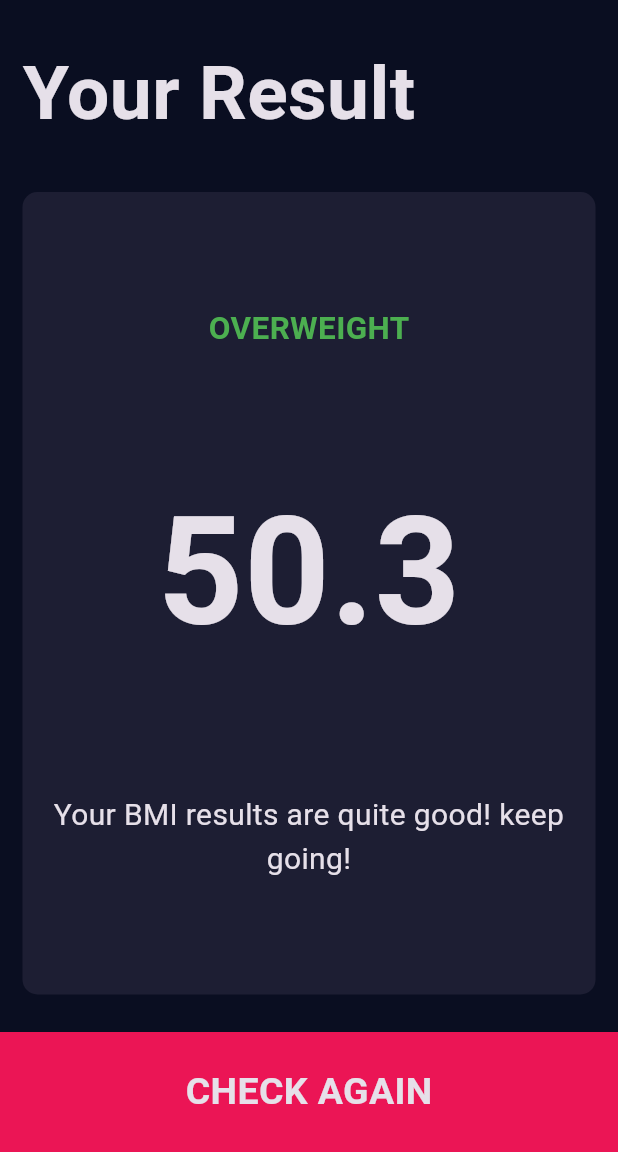
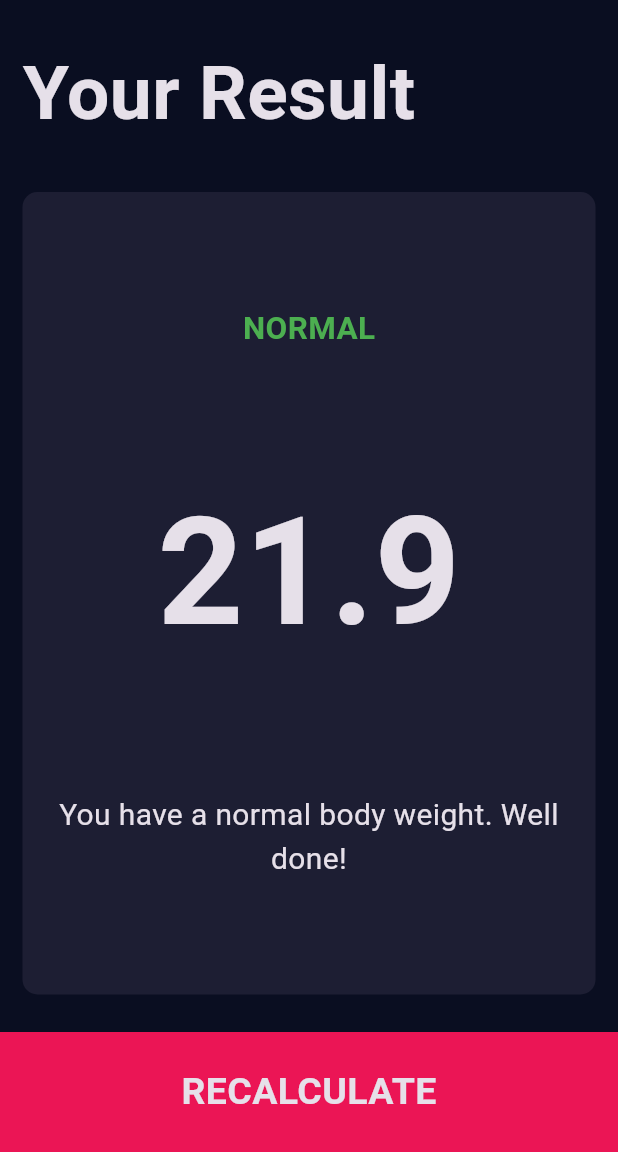
Before and after one commit to devnitht02/bmi_calculator, a Flutter app: the screen it shows after launch, item 2 of the bottom bar chosen, after a tap on "CALCULATE", on a phone screen of 412 x 824 dp, the part 84-1236 px from its top. Run offline on Flutter 3.47's test engine with Material 3 defaults, Android fonts, the phone set to English and light mode, and no system bars; our stand-ins replace font_awesome_flutter.

Commit message:
final commit

```diff
--- a/lib/input_page.dart
+++ b/lib/Screens/input_page.dart
@@ -1,11 +1,13 @@
+import 'package:bmi_calculator/Screens/results_page.dart';
 import 'package:flutter/cupertino.dart';
 import 'package:flutter/material.dart';
 import 'package:font_awesome_flutter/font_awesome_flutter.dart';
-import 'reusable_card.dart';
-import 'card_details.dart';
-import 'constants.dart';
-import 'roundicon_button.dart';
-import 'bottom_container.dart';
+import 'package:bmi_calculator/reusable_card.dart';
+import '../components/card_details.dart';
+import '../constants.dart';
+import '../components/roundicon_button.dart';
+import '../components/bottom_container.dart';
+import 'package:bmi_calculator/calculator_brain.dart';
 
 enum Gender {
   male,
@@ -18,10 +20,10 @@ class InputPage extends StatefulWidget {
 }
 
 class _InputPageState extends State<InputPage> {
-  late int height = 165;
-  late int weight = 0;
+  late int height = 180;
+  late int weight = 70;
 
-  late int age = 0;
+  late int age = 40;
   Gender? selectedGender;
 
   @override
@@ -45,7 +47,9 @@ class _InputPageState extends State<InputPage> {
                 Expanded(
                   child: ReusableCard(
                     onPress: () {
-                      selectedGender = Gender.male;
+                      setState(() {
+                        selectedGender = Gender.male;
+                      });
                     },
                     colour: selectedGender == Gender.male
                         ? kActiveCardColor
@@ -226,11 +230,19 @@ class _InputPageState extends State<InputPage> {
             ),
           ),
           BottomContainer(
-            onTap: () {
-              Navigator.pushNamed(context, 'results_page');
-            },
-            buttonTitle: 'CALCULATE',
-          ),
+              buttonTitle: 'CALCULATE',
+              onTap: () {
+                CalculatorBrain calc =
+                    CalculatorBrain(height: height, weight: weight);
+
+                Navigator.push(
+                    context,
+                    MaterialPageRoute(
+                        builder: (context) => ResultsPage(
+                            bmiResult: calc.calculateBMI(),
+                            interpretation: calc.getResultText(),
+                            resultText: calc.getResult())));
+              }),
         ],
       ),
     );
--- a/lib/results_page.dart
+++ b/lib/Screens/results_page.dart
@@ -1,14 +1,19 @@
 import 'package:bmi_calculator/constants.dart';
-import 'package:bmi_calculator/input_page.dart';
+import 'package:bmi_calculator/Screens/input_page.dart';
 import 'package:bmi_calculator/reusable_card.dart';
-import 'package:flutter/cupertino.dart';
 import 'package:flutter/material.dart';
-import 'bottom_container.dart';
+import '../components/bottom_container.dart';
 
 class ResultsPage extends StatelessWidget {
-  const ResultsPage({super.key});
+  ResultsPage(
+      {required this.bmiResult,
+      required this.interpretation,
+      required this.resultText});
 
   final int result = 130;
+  final String bmiResult;
+  final String resultText;
+  final String interpretation;
 
   @override
   Widget build(BuildContext context) {
@@ -31,8 +36,8 @@ class ResultsPage extends StatelessWidget {
         children: <Widget>[
           Expanded(
               child: Container(
-                padding: EdgeInsets.all(15),
-                alignment: Alignment.bottomLeft,
+            padding: EdgeInsets.all(15),
+            alignment: Alignment.bottomLeft,
             child: Text(
               'Your Result',
               style: kTitleTextStyle,
@@ -48,15 +53,15 @@ class ResultsPage extends StatelessWidget {
                 crossAxisAlignment: CrossAxisAlignment.center,
                 children: <Widget>[
                   Text(
-                    'OVERWEIGHT',
+                    resultText.toUpperCase(),
                     style: kResultTextStyle,
                   ),
                   Text(
-                    '50.3',
+                    bmiResult,
                     style: kNumberResultsStyle,
                   ),
                   Text(
-                    'Your BMI results are quite good! keep going!',
+                    interpretation,
                     textAlign: TextAlign.center,
                     style: kFinalParaStyle,
                   ),
@@ -64,7 +69,11 @@ class ResultsPage extends StatelessWidget {
               ),
             ),
           ),
-          BottomContainer(onTap: (){Navigator.pushNamed(context, 'input_page');}, buttonTitle: 'CHECK AGAIN'),
+          BottomContainer(
+              onTap: () {
+                Navigator.pop(context);
+              },
+              buttonTitle: 'RECALCULATE'),
         ],
       ),
     );
--- /dev/null
+++ b/lib/calculator_brain.dart
@@ -0,0 +1,58 @@
+import 'package:flutter/material.dart';
+import 'dart:math';
+
+class CalculatorBrain {
+  CalculatorBrain({required this.height, required this.weight});
+
+  final int height;
+  final int weight;
+  late double _bmi;
+
+  String calculateBMI() {
+    _bmi = weight / pow(height / 100, 2);
+    return _bmi.toStringAsFixed(1);
+  }
+
+  String getResult() {
+    if (_bmi > 30) {
+      return 'Obesity';
+    } else if(_bmi > 25 && _bmi <= 30) {
+      return 'Overweight';
+    } else if (_bmi >= 18.5 && _bmi <= 25) {
+      return 'Normal';
+    } else {
+      return 'Underweight';
+    }
+  }
+  String getResultText(){
+    if (_bmi > 30) {
+      return 'You have obesity!';
+    } else if(_bmi > 25 && _bmi <= 30) {
+      return 'You have a higher than a normal body weight. Try to exercise more!';
+    } else if (_bmi >= 18.5 && _bmi <= 25) {
+      return 'You have a normal body weight. Well done!';
+    } else {
+      return 'You have a lower than a normal body weight. Eat more!';
+    }
+
+
+
+
+
+
+
+
+
+
+
+
+
+    if (_bmi >= 25 && _bmi <= 29.9) {
+      return 'You have a higher than a normal body weight. Try to exercise more!';
+    } else if (_bmi >= 18.5 && _bmi <= 24.9) {
+      return 'You have a normal body weight. Well done!';
+    } else {
+      return 'You have a lower than a normal body weight. Eat more!';
+    }
+  }
+  }
--- a/lib/bottom_container.dart
+++ b/lib/components/bottom_container.dart
@@ -1,5 +1,5 @@
 import 'package:flutter/material.dart';
-import 'constants.dart';
+import '../constants.dart';
 
 class BottomContainer extends StatelessWidget {
   BottomContainer({required this.onTap, required this.buttonTitle});
--- a/lib/card_details.dart
+++ b/lib/components/card_details.dart
@@ -1,5 +1,5 @@
 import 'package:flutter/material.dart';
-import 'constants.dart';
+import '../constants.dart';
 
 class CardDetails extends StatelessWidget {
   CardDetails({this.icon, this.label});
--- a/lib/roundicon_button.dart
+++ b/lib/components/roundicon_button.dart
@@ -1,5 +1,5 @@
 import 'package:flutter/material.dart';
-import 'constants.dart';
+import '../constants.dart';
 
 class RoundIconBtn extends StatelessWidget {
   RoundIconBtn({super.key, required this.icon, this.onPressed});
--- a/lib/main.dart
+++ b/lib/main.dart
@@ -1,6 +1,7 @@
 import 'package:flutter/material.dart';
-import 'package:bmi_calculator/input_page.dart';
-import 'results_page.dart';
+import 'package:bmi_calculator/Screens/input_page.dart';
+import 'Screens/results_page.dart';
+
 
 void main() => runApp(BMICalculator());
 
@@ -12,11 +13,8 @@ class BMICalculator extends StatelessWidget {
         primaryColor: Color(0xFF0A0E21),
         scaffoldBackgroundColor: Color(0xFF0A0E21),
       ),
-      initialRoute: 'input_page',
-      routes: {
-        'input_page': (context) => InputPage(),
-        'results_page': (context) => ResultsPage(),
-      }
+      home: InputPage(),
+
     );
   }
 }
--- a/lib/reusable_card.dart
+++ b/lib/reusable_card.dart
@@ -5,14 +5,12 @@ class ReusableCard extends StatelessWidget {
 
   final Color? colour;
   final Widget? cardChild;
-
-  final Function onPress;
-
+  final VoidCallback onPress;
 
   @override
   Widget build(BuildContext context) {
     return GestureDetector(
-      onTap: onPress(),
+      onTap: onPress,
       child: Container(
         child: cardChild,
         margin: EdgeInsets.all(15),
```
